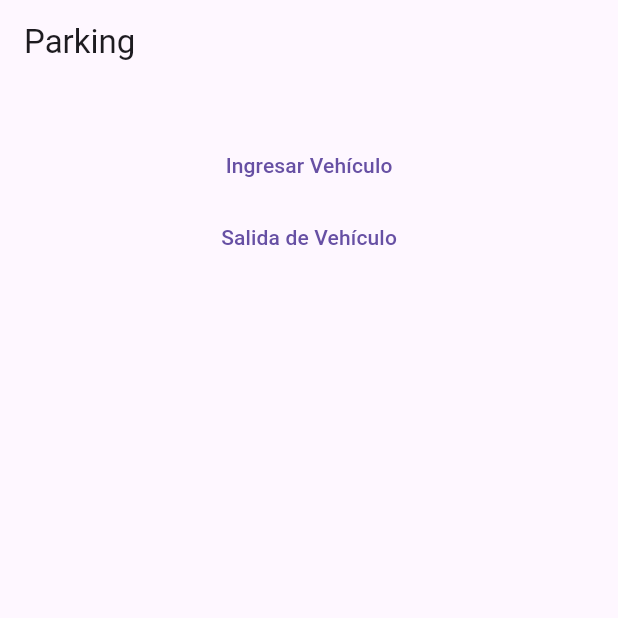
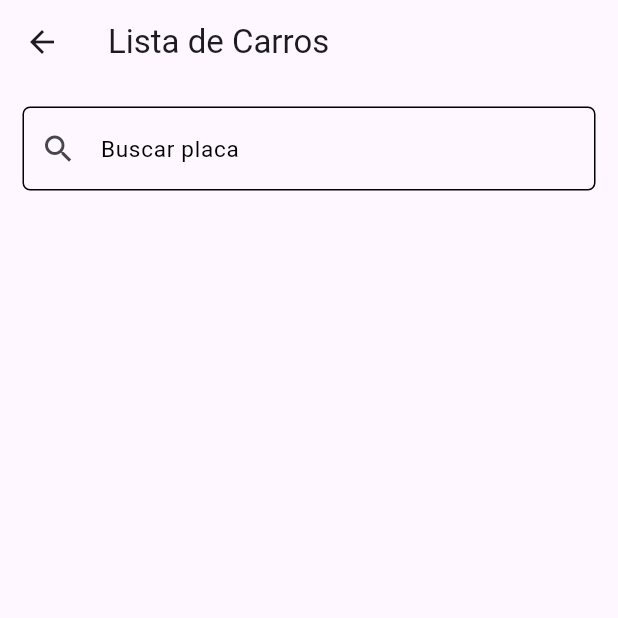
Before and after one commit to alvarezdev/adnParkingFlutter, a Flutter app: the screen it shows after launch, after a tap on "Salida de Vehículo", on a phone screen of 412 x 824 dp, the top half of it. Run offline on Flutter 3.47's test engine with Material 3 defaults, Android fonts, the phone set to English and light mode, and no system bars; our stand-ins replace drift, equatable, flutter_bloc, fluttertoast, get_it, injectable; accounts and stored records are empty; generated files the repository leaves out were written again.

Commit message:
list of registered vehicles screen is created

```diff
--- a/lib/screen/home/home_screen.dart
+++ b/lib/screen/home/home_screen.dart
@@ -1,3 +1,4 @@
+import 'package:adn_parking_flutter/screen/pay/pay_ticket_screen.dart';
 import 'package:adn_parking_flutter/screen/register_vehicle/register_vehicle_screen.dart';
 import 'package:flutter/material.dart';
 
@@ -33,10 +34,10 @@ class HomeScreen extends StatelessWidget {
               ),
               TextButton(
                 onPressed: () {
-                  // Navigator.pushNamed(
-                  //   context,
-                  //   PayScreen.routeName,
-                  // );
+                  Navigator.pushNamed(
+                    context,
+                    PayTicketScreen.routeName,
+                  );
                 },
                 child: const SizedBox(
                   width: double.infinity,
--- /dev/null
+++ b/lib/screen/pay/bloc/car_list/car_list_bloc.dart
@@ -0,0 +1,36 @@
+import 'package:domain/domain.dart';
+import 'package:equatable/equatable.dart';
+import 'package:flutter/material.dart';
+import 'package:flutter_bloc/flutter_bloc.dart';
+import 'package:injectable/injectable.dart';
+
+part 'car_list_event.dart';
+part 'car_list_state.dart';
+
+@injectable
+class CarListBloc extends Bloc<CarListEvent, CarListState> {
+  CarListBloc({
+    required TicketEntryCarService ticketEntryCarService,
+  })  : _ticketEntryCarService = ticketEntryCarService,
+        super(CarListStarted()) {
+    on<CarList>(_registerCar);
+  }
+
+  final TicketEntryCarService _ticketEntryCarService;
+
+  Future<void> _registerCar(CarList event, Emitter<CarListState> emit) async {
+    emit(CarListLoading());
+    try {
+      final result = await _ticketEntryCarService.getListTicketEntry();
+      emit(CarListSuccess(ticketEntryList: result));
+    } catch (e) {
+      emit(CarListError(e.toString()));
+    }
+  }
+
+  @override
+  Future<void> close() {
+    debugPrint('CarListBloc - close $_ticketEntryCarService');
+    return super.close();
+  }
+}
--- /dev/null
+++ b/lib/screen/pay/bloc/car_list/car_list_event.dart
@@ -0,0 +1,10 @@
+part of 'car_list_bloc.dart';
+
+@immutable
+abstract class CarListEvent extends Equatable {
+  const CarListEvent();
+  @override
+  List<Object> get props => [];
+}
+
+class CarList extends CarListEvent {}
--- /dev/null
+++ b/lib/screen/pay/bloc/car_list/car_list_state.dart
@@ -0,0 +1,29 @@
+part of 'car_list_bloc.dart';
+
+@immutable
+abstract class CarListState extends Equatable {
+  const CarListState();
+  @override
+  List<Object> get props => [];
+}
+
+class CarListStarted extends CarListState {}
+
+class CarListLoading extends CarListState {}
+
+class CarListSuccess extends CarListState {
+
+const CarListSuccess({required this.ticketEntryList});
+
+  final List<TicketEntry> ticketEntryList;
+
+  @override
+  List<Object> get props => [ticketEntryList];
+}
+
+class CarListError extends CarListState {
+  const CarListError(this.message);
+  final String message;
+  @override
+  List<Object> get props => [message];
+}
--- /dev/null
+++ b/lib/screen/pay/pay_ticket_screen.dart
@@ -0,0 +1,111 @@
+import 'package:adn_parking_flutter/screen/pay/bloc/car_list/car_list_bloc.dart';
+import 'package:adn_parking_flutter/screen/pay/widget/vehicle_item.dart';
+import 'package:adn_parking_flutter/shared/dimensions.dart';
+import 'package:domain/domain.dart';
+import 'package:flutter/material.dart';
+import 'package:flutter_bloc/flutter_bloc.dart';
+
+class PayTicketScreen extends StatefulWidget {
+  const PayTicketScreen({super.key});
+
+  static const routeName = 'pay-ticket-screen';
+
+  @override
+  State<PayTicketScreen> createState() => _PayTicketScreen();
+}
+
+class _PayTicketScreen extends State<PayTicketScreen> {
+  static const String _errorMessage = "Ingrese el valor correcto";
+  static const String _plate = "Buscar placa";
+
+  final TextEditingController plateController = TextEditingController();
+
+  @override
+  Widget build(BuildContext context) {
+    return Scaffold(
+      appBar: AppBar(
+        title: const Text("Lista de Carros"),
+      ),
+      body: BlocConsumer<CarListBloc, CarListState>(
+        listener: (context, state) {
+          if (state is CarListError) {
+            ScaffoldMessenger.of(context).showSnackBar(
+              SnackBar(content: Text(state.message)),
+            );
+          }
+        },
+        builder: (context, state) {
+          if (state is CarListLoading) {
+            return const Center(child: CircularProgressIndicator());
+          } else if (state is CarListSuccess) {
+            return _screen(state.ticketEntryList);
+          } else {
+            return const Center(child: Text("No hay datos disponibles"));
+          }
+        },
+      ),
+    );
+  }
+
+  Widget _screen(List<TicketEntry> ticketEntryList) {
+    return Center(
+      child: Column(
+        children: [
+          const SizedBox(height: 15),
+          textFieldPlate(),
+          const SizedBox(height: 15),
+          Expanded(
+            child: ListView.builder(
+              itemCount: ticketEntryList.length,
+              itemBuilder: (context, index) {
+                return Padding(
+                  padding: const EdgeInsets.symmetric(
+                    horizontal: Dimensions.d15,
+                  ),
+                  child: VehicleItem(
+                    plate: ticketEntryList[index].vehicle.plate,
+                    vehicleType:
+                        ticketEntryList[index].vehicle is Car ? "C" : "M",
+                    onTap: () {},
+                  ),
+                );
+              },
+            ),
+          ),
+          const SizedBox(height: 15),
+        ],
+      ),
+    );
+  }
+
+  Widget textFieldPlate() {
+    return Padding(
+      padding: const EdgeInsets.symmetric(
+        horizontal: Dimensions.d15,
+      ),
+      child: TextFormField(
+        controller: plateController,
+        decoration: InputDecoration(
+          labelText: _plate,
+          border: textFieldBorderDecoration,
+          focusedBorder: textFieldBorderDecoration,
+          enabledBorder: textFieldBorderDecoration,
+          labelStyle:
+              const TextStyle(color: Colors.black, fontSize: Dimensions.d15),
+          hintText: _plate,
+          prefixIcon: const Icon(Icons.search),
+        ),
+        validator: (value) {
+          if (value == null || value.isEmpty) {
+            return _errorMessage;
+          }
+          return null;
+        },
+      ),
+    );
+  }
+
+  InputBorder textFieldBorderDecoration = OutlineInputBorder(
+    borderRadius: BorderRadius.circular(Dimensions.d5),
+  );
+}
--- a/lib/screen/register_vehicle/bloc/register_car/register_car_bloc.dart
+++ b/lib/screen/register_vehicle/bloc/register_car/register_car_bloc.dart
@@ -32,7 +32,7 @@ class RegisterCarBloc
 
   @override
   Future<void> close() {
-    debugPrint('HomeBloc - close $_ticketEntryCarService');
+    debugPrint('RegisterCarBloc - close $_ticketEntryCarService');
     return super.close();
   }
 }
--- a/lib/screen/register_vehicle/bloc/register_motorcycle/register_motorcycle_bloc.dart
+++ b/lib/screen/register_vehicle/bloc/register_motorcycle/register_motorcycle_bloc.dart
@@ -32,7 +32,7 @@ class RegisterMotorcycleBloc
 
   @override
   Future<void> close() {
-    debugPrint('HomeBloc - close $_ticketEntryCarService');
+    debugPrint('RegisterMotorcycleBloc - close $_ticketEntryCarService');
     return super.close();
   }
 }
--- a/lib/screen/register_vehicle/register_vehicle_form.dart
+++ b/lib/screen/register_vehicle/register_vehicle_form.dart
@@ -1,3 +1,4 @@
+import 'package:adn_parking_flutter/shared/dimensions.dart';
 import 'package:flutter/cupertino.dart';
 import 'package:flutter/material.dart';
 
@@ -55,7 +56,7 @@ abstract class StateRegisterVehicleForm<T extends RegisterVehicleForm> extends S
           focusedBorder: textFieldBorderDecoration,
           enabledBorder: textFieldBorderDecoration,
           labelStyle:
-              const TextStyle(color: CupertinoColors.label, fontSize: 15),
+              const TextStyle(color: CupertinoColors.label, fontSize: Dimensions.d15),
         ),
         validator: (value) {
           if (value == null || value.isEmpty) {
@@ -68,6 +69,6 @@ abstract class StateRegisterVehicleForm<T extends RegisterVehicleForm> extends S
   }
 
   InputBorder textFieldBorderDecoration = OutlineInputBorder(
-    borderRadius: BorderRadius.circular(5),
+    borderRadius: BorderRadius.circular(Dimensions.d5),
   );
 }
--- a/lib/shared/routes.dart
+++ b/lib/shared/routes.dart
@@ -1,5 +1,7 @@
 import 'package:adn_parking_flutter/dependencyInjection/dependency_injection.dart';
 import 'package:adn_parking_flutter/screen/home/home_screen.dart';
+import 'package:adn_parking_flutter/screen/pay/bloc/car_list/car_list_bloc.dart';
+import 'package:adn_parking_flutter/screen/pay/pay_ticket_screen.dart';
 import 'package:adn_parking_flutter/screen/register_vehicle/bloc/register_car/register_car_bloc.dart';
 import 'package:adn_parking_flutter/screen/register_vehicle/bloc/register_motorcycle/register_motorcycle_bloc.dart';
 import 'package:adn_parking_flutter/screen/register_vehicle/register_vehicle_screen.dart';
@@ -20,5 +22,9 @@ class AppRouter {
           ],
           child: const RegisterVehicleScreen(),
         ),
+    PayTicketScreen.routeName: (context) => BlocProvider(
+          create: (_) => getIt<CarListBloc>()..add(CarList()),
+          child: const PayTicketScreen(),
+        ),
   };
 }
--- a/modules/domain/lib/src/ticket_exit/model/ticket_exit_car.dart
+++ b/modules/domain/lib/src/ticket_exit/model/ticket_exit_car.dart
@@ -1,9 +1,7 @@
-import 'package:domain/src/ticket_entry/model/ticket_entry.dart';
 import 'package:domain/src/ticket_exit/model/ticket_exit.dart';
 
 class TicketExitCar extends TicketExit {
-  TicketExitCar(TicketEntry ticketEntry, DateTime exitTime)
-      : super(ticketEntry, exitTime);
+  TicketExitCar(super.ticketEntry, super.exitTime);
 
   @override
   int get dayPrice => 8000;
```
Also changed, not shown: lib/main.dart (+0 -8 lines), lib/screen/pay/widget/vehicle_item.dart (added, +40 -0 lines), lib/dependencyInjection/dependency_injection.config.dart.
